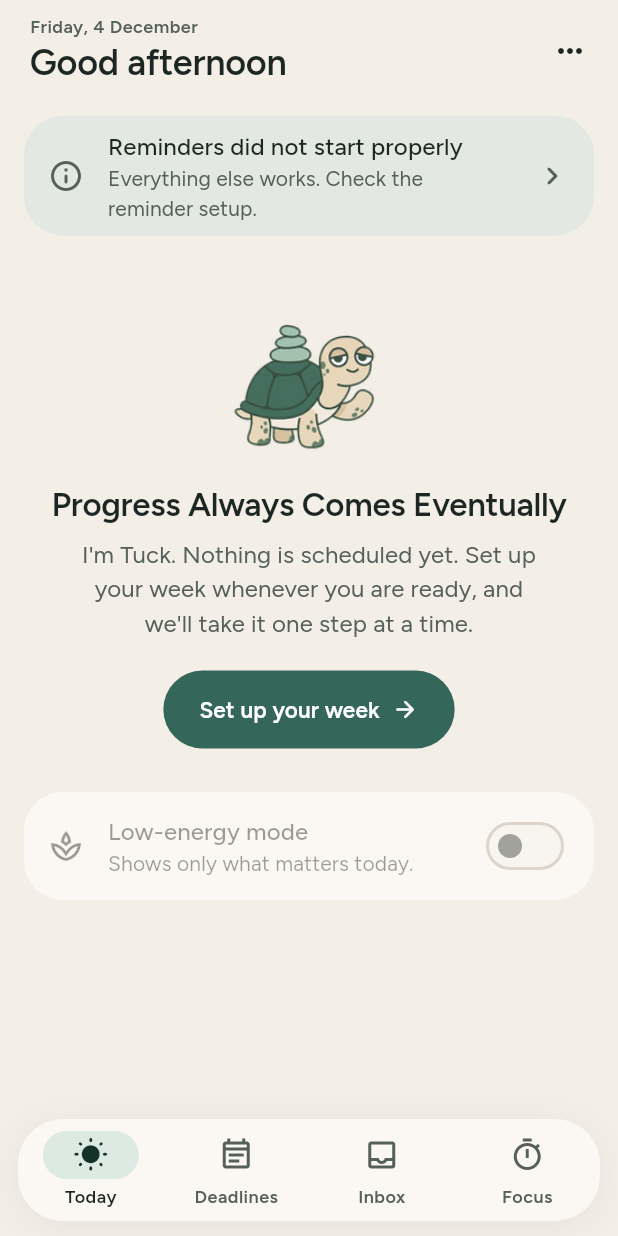
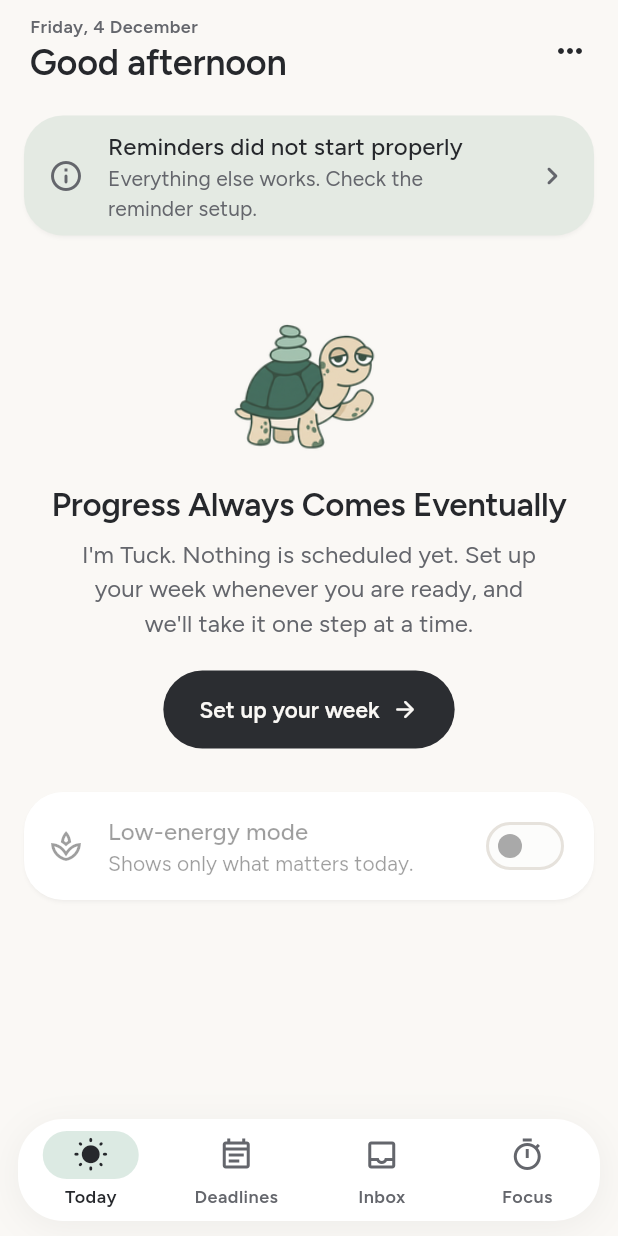
Before and after one commit to xknjmds/pace, a Flutter app: the screen it shows after launch, on a phone screen of 412 x 824 dp. Run offline on Flutter 3.47's test engine with Material 3 defaults, Android fonts, the phone set to English and light mode, and no system bars; our stand-ins replace drift, drift_flutter, flutter_local_notifications, flutter_riverpod, flutter_timezone, google_sign_in and 4 more; missing offline and left inert: google_mlkit_text_recognition, home_widget; accounts and stored records are empty; generated files the repository leaves out were written again.

Commit message:
UI pass 3, step 2: off-white and charcoal UI, soft-ink actions, Moss as accent
- New neutrals: off-white page (#FAF8F5) with white cards in light,
  soft charcoal (#1A1B1E) in dark; no green tint in any neutral.
- primary is soft ink (main buttons, FAB), primaryContainer is mint
  (selected: today pill, nav, class days), secondary is Moss (checks,
  done states, links, focus, progress). Every 'brand green' use moved to
  secondary.
- Cards lift with a faint shadow instead of a border.
- Contrast measured for every text, outline and pastel pair in both
  modes; secondary text and outlines darkened by lightness to pass
  4.5:1 and 3:1.
- Android splash, home widgets, gate screen and the web loader and
  manifest follow the new neutrals.
- GUIDELINES: a UI neutrals table beside the brand colours.

Co-Authored-By: Claude Opus 5.5 <noreply@anthropic.com>

```diff
--- a/pace_app/lib/core/notifications/ui/notification_setup_screen.dart
+++ b/pace_app/lib/core/notifications/ui/notification_setup_screen.dart
@@ -301,7 +301,7 @@ class _StepCard extends StatelessWidget {
                   child: Icon(
                     done ? Icons.check_circle : Icons.radio_button_unchecked,
                     key: ValueKey(done),
-                    color: done ? scheme.primary : scheme.outline,
+                    color: done ? scheme.secondary : scheme.outline,
                     semanticLabel: done ? 'Done' : 'Not yet',
                   ),
                 ),
--- a/pace_app/lib/core/theme/pace_colors.dart
+++ b/pace_app/lib/core/theme/pace_colors.dart
@@ -1,30 +1,54 @@
 import 'package:flutter/material.dart';
 
-/// Brand palette from branding/GUIDELINES.md, plus the tones the UI derives
-/// from it. Nothing here is red: missed routines are never a failure state.
+/// Colour primitives. Components never use these directly: they read the
+/// roles in the theme's [ColorScheme] (see `pace_theme.dart`) and the
+/// activity colours in `PacePastels`.
+///
+/// The app UI is off-white (light) or soft charcoal (dark) with soft-ink
+/// actions and pastel fills. Moss, the brand green, is a small accent
+/// (`ColorScheme.secondary`): checks, done states, links, focus. Nothing
+/// here is red: missed routines are never a failure state.
 abstract final class PaceColors {
-  // Brand (logo) colours.
+  // Brand (logo and Tuck). In the UI, Moss is the accent only.
   static const Color moss = Color(0xFF35665A);
   static const Color mossLight = Color(0xFF9CC3B4);
   static const Color sand = Color(0xFFF3EEE6);
   static const Color ink = Color(0xFF1C2622);
 
-  // Light UI tones.
-  static const Color paper = Color(0xFFFBF8F3); // cards, lifted off Sand
-  static const Color sandDeep = Color(0xFFEAE3D8); // sunken / tracks
-  static const Color sandHigh = Color(0xFFE2DACD);
-  static const Color mossMist = Color(0xFFDCEAE3); // hero / primary container
-  static const Color mossDeep = Color(0xFF14322A); // text on mossMist
-  static const Color dawn = Color(0xFF9A6B1F); // warm accent (text-safe)
-  static const Color dawnMist = Color(0xFFF6E7CB);
+  // Light neutrals: warm off-white, no green in them.
+  static const Color offWhite = Color(0xFFFAF8F5); // page
+  static const Color white = Color(0xFFFFFFFF); // cards
+  static const Color mist = Color(0xFFF5F2EE);
+  static const Color sunken = Color(0xFFF1EEE9); // tracks, fields
+  static const Color sunkenDeep = Color(0xFFEAE6E0);
+  static const Color softInk = Color(0xFF2B2D31); // main buttons
+  static const Color text = Color(0xFF26282C);
+  static const Color textSoft = Color(
+    0xFF64666C,
+  ); // ≥ 4.5:1 on every light fill
+  static const Color line = Color(0xFF86898F); // ≥ 3:1 on page and cards
+  static const Color lineSoft = Color(0xFFE6E2DC);
 
-  // Dark UI tones.
-  static const Color inkLow = Color(0xFF232E2A);
-  static const Color inkMid = Color(0xFF2A3732);
-  static const Color inkHigh = Color(0xFF32403A);
-  static const Color inkHighest = Color(0xFF3A4943);
-  static const Color mossNight = Color(0xFF2D4C43); // hero on dark
-  static const Color mossPale = Color(0xFFD3E8DE);
-  static const Color dawnLight = Color(0xFFE9C58C);
-  static const Color dawnNight = Color(0xFF4A3818);
+  // Dark neutrals: soft charcoal, no green in them.
+  static const Color charcoal = Color(0xFF1A1B1E); // page
+  static const Color charcoalDeep = Color(0xFF141517);
+  static const Color charcoalCard = Color(0xFF24262A); // cards
+  static const Color charcoalMid = Color(0xFF292B2F);
+  static const Color charcoalHigh = Color(0xFF2E3035); // tracks, fields
+  static const Color charcoalHighest = Color(0xFF36383D);
+  static const Color paper = Color(0xFFF1EEE8); // main buttons on dark
+  static const Color textNight = Color(0xFFEEEBE6);
+  static const Color textNightSoft = Color(0xFFA9ACB2);
+  static const Color lineNight = Color(0xFF7A7D84);
+  static const Color lineNightSoft = Color(0xFF3A3D42);
+
+  // Selected states: the mint pastel.
+  static const Color mint = Color(0xFFDCEAE3);
+  static const Color mintNight = Color(0xFF2C3A35);
+
+  // Warm accent for morning moments (text-safe).
+  static const Color dawn = Color(0xFF8A5E14);
+  static const Color dawnMist = Color(0xFFF7E8CC);
+  static const Color dawnLight = Color(0xFFF0CF96);
+  static const Color dawnNight = Color(0xFF3E3320);
 }
--- a/pace_app/lib/core/theme/pace_theme.dart
+++ b/pace_app/lib/core/theme/pace_theme.dart
@@ -11,62 +11,79 @@ abstract final class PaceTheme {
   static const fontFamily = 'Figtree';
   static const tabular = [FontFeature.tabularFigures()];
 
+  /// Off-white page, white cards, soft-ink actions, mint for selected
+  /// states, Moss as the accent.
   static ThemeData light() {
     final scheme =
         ColorScheme.fromSeed(
           seedColor: PaceColors.moss,
-          dynamicSchemeVariant: DynamicSchemeVariant.tonalSpot,
+          dynamicSchemeVariant: DynamicSchemeVariant.neutral,
         ).copyWith(
-          primary: PaceColors.moss,
-          onPrimary: Colors.white,
-          primaryContainer: PaceColors.mossMist,
-          onPrimaryContainer: PaceColors.mossDeep,
-          secondary: const Color(0xFF56665F),
-          secondaryContainer: const Color(0xFFE3E9E2),
-          onSecondaryContainer: const Color(0xFF1E2B26),
+          primary: PaceColors.softInk,
+          onPrimary: PaceColors.offWhite,
+          primaryContainer: PaceColors.mint,
+          onPrimaryContainer: PaceColors.text,
+          secondary: PaceColors.moss,
+          onSecondary: PaceColors.white,
+          secondaryContainer: const Color(0xFFE4EAE3),
+          onSecondaryContainer: PaceColors.text,
           tertiary: PaceColors.dawn,
+          onTertiary: PaceColors.white,
           tertiaryContainer: PaceColors.dawnMist,
           onTertiaryContainer: const Color(0xFF3D2A07),
-          surface: PaceColors.sand,
-          onSurface: PaceColors.ink,
-          onSurfaceVariant: const Color(0xFF56605B),
-          surfaceContainerLowest: Colors.white,
-          surfaceContainerLow: PaceColors.paper,
-          surfaceContainer: const Color(0xFFEFE9E0),
-          surfaceContainerHigh: PaceColors.sandDeep,
-          surfaceContainerHighest: PaceColors.sandHigh,
-          outline: const Color(0xFF7D8681),
-          outlineVariant: const Color(0xFFDDD5C9),
+          surface: PaceColors.offWhite,
+          onSurface: PaceColors.text,
+          onSurfaceVariant: PaceColors.textSoft,
+          surfaceContainerLowest: PaceColors.white,
+          surfaceContainerLow: PaceColors.white,
+          surfaceContainer: PaceColors.mist,
+          surfaceContainerHigh: PaceColors.sunken,
+          surfaceContainerHighest: PaceColors.sunkenDeep,
+          outline: PaceColors.line,
+          outlineVariant: PaceColors.lineSoft,
+          inverseSurface: PaceColors.softInk,
+          onInverseSurface: PaceColors.offWhite,
+          inversePrimary: PaceColors.mossLight,
+          surfaceTint: Colors.transparent,
         );
     return _base(scheme);
   }
 
+  /// Soft charcoal page, lifted cards, paper-white actions, deep mint for
+  /// selected states, Moss light as the accent.
   static ThemeData dark() {
     final scheme =
         ColorScheme.fromSeed(
           seedColor: PaceColors.moss,
           brightness: Brightness.dark,
+          dynamicSchemeVariant: DynamicSchemeVariant.neutral,
         ).copyWith(
-          primary: PaceColors.mossLight,
-          onPrimary: const Color(0xFF0F2A22),
-          primaryContainer: PaceColors.mossNight,
-          onPrimaryContainer: PaceColors.mossPale,
-          secondary: const Color(0xFFB5C6BE),
-          secondaryContainer: const Color(0xFF33423C),
-          onSecondaryContainer: const Color(0xFFD6E4DD),
+          primary: PaceColors.paper,
+          onPrimary: PaceColors.charcoal,
+          primaryContainer: PaceColors.mintNight,
+          onPrimaryContainer: PaceColors.textNight,
+          secondary: PaceColors.mossLight,
+          onSecondary: const Color(0xFF14231E),
+          secondaryContainer: const Color(0xFF2C3833),
+          onSecondaryContainer: PaceColors.textNight,
           tertiary: PaceColors.dawnLight,
+          onTertiary: const Color(0xFF2A1E08),
           tertiaryContainer: PaceColors.dawnNight,
           onTertiaryContainer: const Color(0xFFF6E2BD),
-          surface: PaceColors.ink,
-          onSurface: const Color(0xFFEDE8DF),
-          onSurfaceVariant: const Color(0xFFB4BEB8),
-          surfaceContainerLowest: const Color(0xFF151D1A),
-          surfaceContainerLow: PaceColors.inkLow,
-          surfaceContainer: PaceColors.inkMid,
-          surfaceContainerHigh: PaceColors.inkHigh,
-          surfaceContainerHighest: PaceColors.inkHighest,
-          outline: const Color(0xFF8A9690),
-          outlineVariant: const Color(0xFF3A4842),
+          surface: PaceColors.charcoal,
+          onSurface: PaceColors.textNight,
+          onSurfaceVariant: PaceColors.textNightSoft,
+          surfaceContainerLowest: PaceColors.charcoalDeep,
+          surfaceContainerLow: PaceColors.charcoalCard,
+          surfaceContainer: PaceColors.charcoalMid,
+          surfaceContainerHigh: PaceColors.charcoalHigh,
+          surfaceContainerHighest: PaceColors.charcoalHighest,
+          outline: PaceColors.lineNight,
+          outlineVariant: PaceColors.lineNightSoft,
+          inverseSurface: PaceColors.textNight,
+          onInverseSurface: PaceColors.charcoal,
+          inversePrimary: PaceColors.moss,
+          surfaceTint: Colors.transparent,
         );
     return _base(scheme);
   }
@@ -142,12 +159,15 @@ abstract final class PaceTheme {
         titleTextStyle: text.titleLarge!.copyWith(color: scheme.onSurface),
       ),
       cardTheme: CardThemeData(
-        elevation: 0,
+        // White cards lift off the off-white page with a whisper of
+        // shadow; on charcoal the lighter fill does that job.
+        elevation: scheme.brightness == Brightness.light ? 1 : 0,
+        shadowColor: const Color(0x1A1C1D20),
         margin: const EdgeInsets.symmetric(vertical: 5),
         color: scheme.surfaceContainerLow,
         surfaceTintColor: Colors.transparent,
         clipBehavior: Clip.antiAlias,
-        // Soft and borderless: blocks are told apart by fill, not lines.
+        // Borderless: blocks are told apart by fill and lift, not lines.
         shape: const RoundedRectangleBorder(borderRadius: PaceRadius.cardAll),
       ),
       filledButtonTheme: FilledButtonThemeData(
@@ -276,7 +296,7 @@ abstract final class PaceTheme {
         ),
         focusedBorder: OutlineInputBorder(
           borderRadius: BorderRadius.circular(PaceRadius.m),
-          borderSide: BorderSide(color: scheme.primary, width: 1.5),
+          borderSide: BorderSide(color: scheme.secondary, width: 1.5),
         ),
       ),
       popupMenuTheme: PopupMenuThemeData(
@@ -294,7 +314,7 @@ abstract final class PaceTheme {
         thickness: 1,
       ),
       progressIndicatorTheme: ProgressIndicatorThemeData(
-        color: scheme.primary,
+        color: scheme.secondary,
         linearTrackColor: scheme.surfaceContainerHigh,
         circularTrackColor: scheme.surfaceContainerHigh,
       ),
--- a/pace_app/lib/core/widgets/cairn_progress.dart
+++ b/pace_app/lib/core/widgets/cairn_progress.dart
@@ -26,7 +26,7 @@ class CairnProgress extends StatelessWidget {
   @override
   Widget build(BuildContext context) {
     final scheme = Theme.of(context).colorScheme;
-    final fill = color ?? scheme.primary;
+    final fill = color ?? scheme.secondary;
     final track = trackColor ?? fill.withValues(alpha: .18);
     final unit = width / 176;
     final n = done.length.clamp(1, 3);
--- a/pace_app/lib/core/widgets/done_check.dart
+++ b/pace_app/lib/core/widgets/done_check.dart
@@ -61,9 +61,9 @@ class _DoneCheckState extends State<DoneCheck>
             child: DecoratedBox(
               decoration: BoxDecoration(
                 shape: BoxShape.circle,
-                color: Color.lerp(Colors.transparent, scheme.primary, v),
+                color: Color.lerp(Colors.transparent, scheme.secondary, v),
                 border: Border.all(
-                  color: Color.lerp(scheme.outline, scheme.primary, v)!,
+                  color: Color.lerp(scheme.outline, scheme.secondary, v)!,
                   width: 1.8,
                 ),
               ),
@@ -74,7 +74,7 @@ class _DoneCheckState extends State<DoneCheck>
                   child: Icon(
                     Icons.check_rounded,
                     size: s * .7,
-                    color: scheme.onPrimary,
+                    color: scheme.onSecondary,
                   ),
                 ),
               ),
--- a/pace_app/lib/core/widgets/pace_wordmark.dart
+++ b/pace_app/lib/core/widgets/pace_wordmark.dart
@@ -15,7 +15,7 @@ class PaceWordmark extends StatelessWidget {
 
   @override
   Widget build(BuildContext context) {
-    final c = color ?? Theme.of(context).colorScheme.primary;
+    final c = color ?? Theme.of(context).colorScheme.secondary;
     return Semantics(
       label: 'PACE',
       child: CustomPaint(
--- a/pace_app/lib/features/blocking/ui/gate_screen.dart
+++ b/pace_app/lib/features/blocking/ui/gate_screen.dart
@@ -132,7 +132,7 @@ class _GateScreenState extends ConsumerState<GateScreen>
                     perms?.usageAccess ?? false
                         ? Icons.check_circle_rounded
                         : Icons.radio_button_unchecked_rounded,
-                    color: theme.colorScheme.primary,
+                    color: theme.colorScheme.secondary,
                   ),
                   title: const Text('Usage access'),
                   subtitle: const Text(
@@ -153,7 +153,7 @@ class _GateScreenState extends ConsumerState<GateScreen>
                     perms?.overlay ?? false
                         ? Icons.check_circle_rounded
                         : Icons.radio_button_unchecked_rounded,
-                    color: theme.colorScheme.primary,
+                    color: theme.colorScheme.secondary,
                   ),
                   title: const Text('Display over other apps'),
                   subtitle: const Text(
--- a/pace_app/lib/features/deadlines/ui/deadlines_screen.dart
+++ b/pace_app/lib/features/deadlines/ui/deadlines_screen.dart
@@ -153,7 +153,7 @@ class DeadlinesScreen extends ConsumerWidget {
                           Icon(
                             Icons.spa_outlined,
                             size: 18,
-                            color: scheme.primary,
+                            color: scheme.secondary,
                           ),
                           const SizedBox(width: 8),
                           Expanded(
@@ -186,7 +186,7 @@ class DeadlinesScreen extends ConsumerWidget {
                               key: ValueKey('done-${t.id}'),
                               leading: Icon(
                                 Icons.check_circle_rounded,
-                                color: scheme.primary,
+                                color: scheme.secondary,
                               ),
                               title: Text(
                                 t.title,
--- a/pace_app/lib/features/focus/ui/focus_screen.dart
+++ b/pace_app/lib/features/focus/ui/focus_screen.dart
@@ -210,7 +210,7 @@ class _FocusScreenState extends ConsumerState<FocusScreen> {
               ),
               child: Row(
                 children: [
-                  Icon(Icons.check_circle_rounded, color: scheme.primary),
+                  Icon(Icons.check_circle_rounded, color: scheme.secondary),
                   const SizedBox(width: 12),
                   Expanded(
                     child: Text(
--- a/pace_app/lib/features/inbox/ui/inbox_screen.dart
+++ b/pace_app/lib/features/inbox/ui/inbox_screen.dart
@@ -197,7 +197,7 @@ class _InboxScreenState extends ConsumerState<InboxScreen> {
                             tooltip: 'Make a deadline',
                             icon: Icon(
                               Icons.event_available_outlined,
-                              color: scheme.primary,
+                              color: scheme.secondary,
                             ),
                             onPressed: () => _toDeadline(item),
                           ),
@@ -205,7 +205,7 @@ class _InboxScreenState extends ConsumerState<InboxScreen> {
                             tooltip: 'Make a note',
                             icon: Icon(
                               Icons.sticky_note_2_outlined,
-                              color: scheme.primary,
+                              color: scheme.secondary,
                             ),
                             onPressed: () async {
                               await noteFromInbox(ref, item.body);
--- a/pace_app/lib/features/review/ui/check_in_screen.dart
+++ b/pace_app/lib/features/review/ui/check_in_screen.dart
@@ -146,7 +146,7 @@ class _CheckInScreenState extends ConsumerState<CheckInScreen> {
                   ListTile(
                     leading: Icon(
                       Icons.event_note_outlined,
-                      color: theme.colorScheme.primary,
+                      color: theme.colorScheme.secondary,
                     ),
                     title: Text(t.title),
                     subtitle: Text(describeDue(t.dueAt, now)),
@@ -298,7 +298,7 @@ class _CheckInScreenState extends ConsumerState<CheckInScreen> {
                       height: 4,
                       decoration: BoxDecoration(
                         color: i <= index
-                            ? scheme.primary
+                            ? scheme.secondary
                             : scheme.surfaceContainerHigh,
                         borderRadius: BorderRadius.circular(2),
                       ),
--- a/pace_app/lib/features/review/ui/review_screen.dart
+++ b/pace_app/lib/features/review/ui/review_screen.dart
@@ -175,7 +175,7 @@ class _ReviewScreenState extends ConsumerState<ReviewScreen> {
                                   : Text(
                                       formatSleep(e.slept!),
                                       style: theme.textTheme.titleMedium
-                                          ?.copyWith(color: scheme.primary),
+                                          ?.copyWith(color: scheme.secondary),
                                     ),
                             ),
                           ],
@@ -294,12 +294,12 @@ class _NumberBadge extends StatelessWidget {
       height: 40,
       alignment: Alignment.center,
       decoration: BoxDecoration(
-        color: scheme.primary,
+        color: scheme.secondary,
         borderRadius: BorderRadius.circular(PaceRadius.s),
       ),
       child: Text(
         '$value',
-        style: theme.textTheme.titleLarge?.copyWith(color: scheme.onPrimary),
+        style: theme.textTheme.titleLarge?.copyWith(color: scheme.onSecondary),
       ),
     );
   }
--- a/pace_app/lib/features/review/ui/trends_section.dart
+++ b/pace_app/lib/features/review/ui/trends_section.dart
@@ -116,7 +116,7 @@ class _WeekCard extends StatelessWidget {
                   padding: const EdgeInsets.symmetric(vertical: 3),
                   child: Row(
                     children: [
-                      Icon(icon, size: 18, color: theme.colorScheme.primary),
+                      Icon(icon, size: 18, color: theme.colorScheme.secondary),
                       const SizedBox(width: 10),
                       Expanded(child: Text(text)),
                     ],
--- a/pace_app/lib/features/routine/ui/routine_settings_screen.dart
+++ b/pace_app/lib/features/routine/ui/routine_settings_screen.dart
@@ -283,7 +283,7 @@ class RoutineSettingsScreen extends ConsumerWidget {
     String hm(DateTime t) => LocalTime.of(t.hour, t.minute).format24();
     String day(DateTime d) => '${d.day}/${d.month}';
     final value = theme.textTheme.titleMedium?.copyWith(
-      color: theme.colorScheme.primary,
+      color: theme.colorScheme.secondary,
     );
 
     return Scaffold(
@@ -542,13 +542,13 @@ class _DayBadge extends StatelessWidget {
       height: 40,
       alignment: Alignment.center,
       decoration: BoxDecoration(
-        color: hasClass ? scheme.primary : scheme.surfaceContainerHigh,
+        color: hasClass ? scheme.primaryContainer : scheme.surfaceContainerHigh,
         borderRadius: BorderRadius.circular(PaceRadius.s),
       ),
       child: Text(
         label,
         style: theme.textTheme.labelLarge?.copyWith(
-          color: hasClass ? scheme.onPrimary : scheme.onSurfaceVariant,
+          color: hasClass ? scheme.onPrimaryContainer : scheme.onSurfaceVariant,
         ),
       ),
     );
--- a/pace_app/lib/features/schedule/ui/import_review_screen.dart
+++ b/pace_app/lib/features/schedule/ui/import_review_screen.dart
@@ -94,7 +94,7 @@ class _ImportReviewState extends ConsumerState<ImportReviewScreen> {
                 '$incomplete ${incomplete == 1 ? 'class needs' : 'classes need'} '
                 'a day or time. Fill them in or remove them.',
                 style: theme.textTheme.bodyMedium?.copyWith(
-                  color: theme.colorScheme.primary,
+                  color: theme.colorScheme.secondary,
                 ),
               ),
             ),
@@ -119,7 +119,7 @@ class _ImportReviewState extends ConsumerState<ImportReviewScreen> {
                                 ? Icons.layers_outlined
                                 : Icons.check_circle_outline_rounded)
                           : Icons.edit_outlined,
-                      color: theme.colorScheme.primary,
+                      color: theme.colorScheme.secondary,
                     ),
                     title: Text(b.subject.isEmpty ? '(no name)' : b.subject),
                     subtitle: Text(
--- a/pace_app/lib/features/schedule/ui/today_classes_card.dart
+++ b/pace_app/lib/features/schedule/ui/today_classes_card.dart
@@ -98,7 +98,7 @@ class TodayClassesCard extends ConsumerWidget {
                           child: Text(
                             '${_hm(i.start)}–${_hm(i.end)}',
                             style: theme.textTheme.labelLarge?.copyWith(
-                              color: scheme.primary,
+                              color: scheme.secondary,
                             ),
                           ),
                         ),
--- a/pace_app/lib/features/today/ui/day_timeline_view.dart
+++ b/pace_app/lib/features/today/ui/day_timeline_view.dart
@@ -166,9 +166,9 @@ class _Block extends StatelessWidget {
                     height: 12,
                     decoration: BoxDecoration(
                       shape: BoxShape.circle,
-                      color: done ? scheme.primary : scheme.surface,
+                      color: done ? scheme.secondary : scheme.surface,
                       border: Border.all(
-                        color: done ? scheme.primary : pastel.ink,
+                        color: done ? scheme.secondary : pastel.ink,
                         width: 2,
                       ),
                     ),
@@ -228,7 +228,7 @@ class _Block extends StatelessWidget {
                             Icon(
                               Icons.check_circle_rounded,
                               size: 20,
-                              color: scheme.primary,
+                              color: scheme.secondary,
                             ),
                         ],
                       ),
```
Also changed, not shown: pace_app/lib/features/today/ui/today_screen.dart (+8 -8 lines), pace_app/lib/features/today/ui/week_strip.dart (+3 -5 lines), 8 other files.
